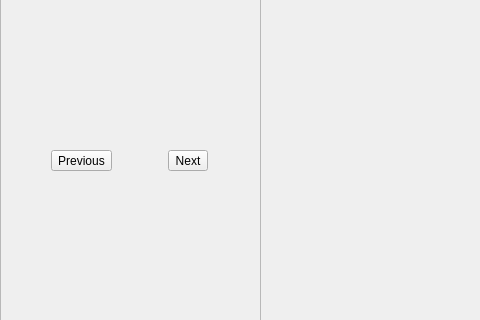
This is src/libskribisto-desktop-common/src/view.ui in jacquetc/skribisto as Qt 5 draws it before an edit; both pictures show x 0 to 480 and y 139 to 459 of the 784 by 602 pixel window. The edited form follows.
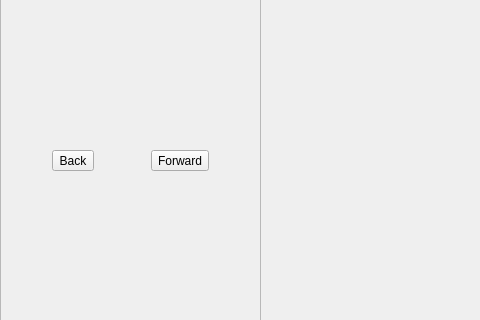
This is the edited form. Icons and pictures are not drawn.

```diff
--- a/src/libskribisto-desktop-common/src/view.ui
+++ b/src/libskribisto-desktop-common/src/view.ui
@@ -69,7 +69,7 @@
           <item>
            <widget class="QToolButton" name="previousHistory">
             <property name="text">
-             <string>Previous</string>
+             <string notr="true">Back</string>
             </property>
             <property name="icon">
              <iconset resource="../../../3rdparty/icons.qrc">
@@ -80,7 +80,7 @@
           <item>
            <widget class="QToolButton" name="nextHistory">
             <property name="text">
-             <string>Next</string>
+             <string notr="true">Forward</string>
             </property>
             <property name="icon">
              <iconset resource="../../../3rdparty/icons.qrc">
```
Left out of the diff: 4 changed lines with no effect on the pictures.
